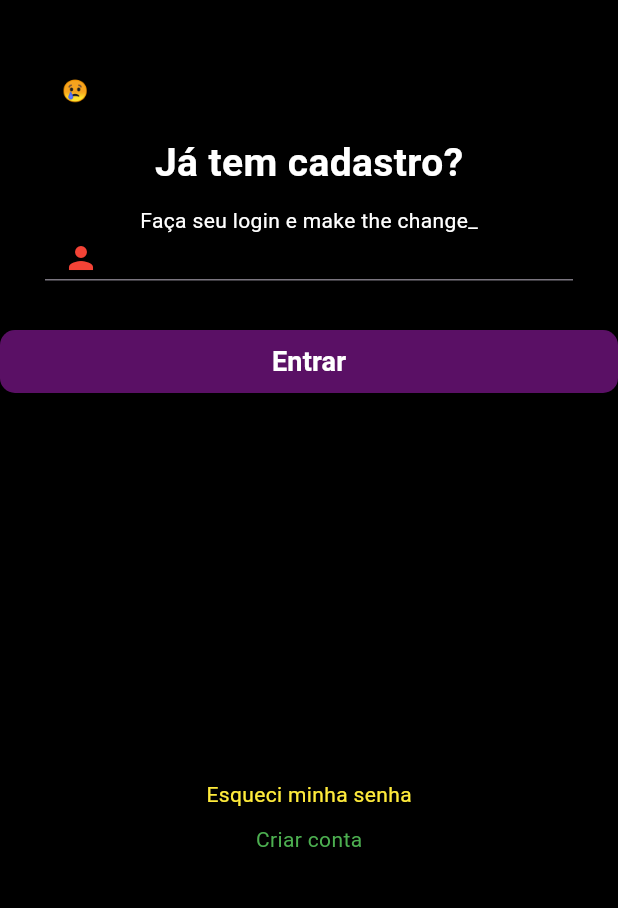
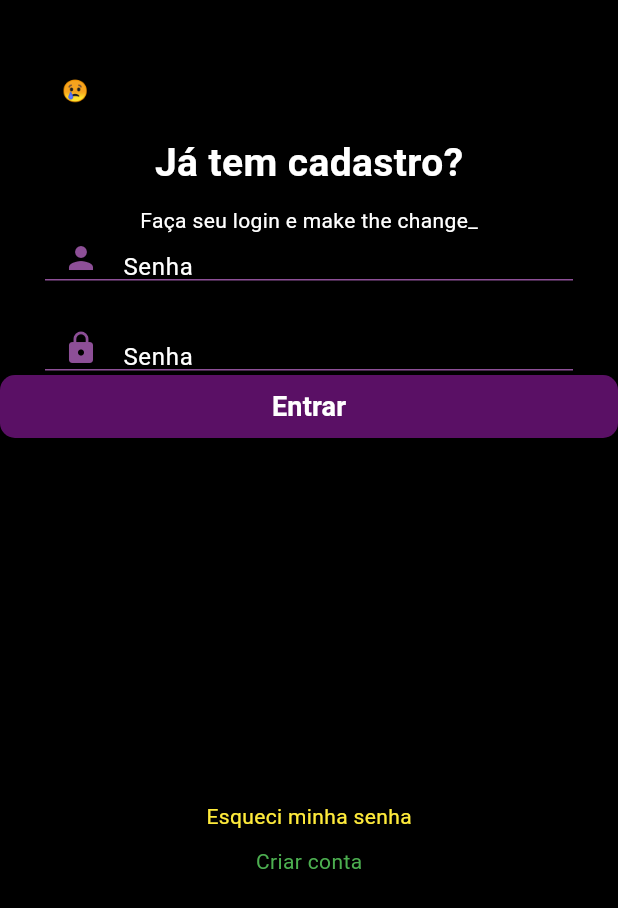
Before and after one commit to stringercj12/dio_app_flutter, a Flutter app: the screen it shows after launch, on a phone screen of 412 x 824 dp. Shown: the top 908 px of the screen. Run offline on Flutter 3.47's test engine with Material 2 defaults, Android fonts, the phone set to English and light mode, and no system bars; network calls fail.

Commit message:
Conhecendo o textField

```diff
--- a/lib/src/features/login/login_page.dart
+++ b/lib/src/features/login/login_page.dart
@@ -62,14 +62,57 @@ class _LoginPageState extends State<LoginPage> {
               margin: const EdgeInsets.symmetric(horizontal: 30),
               height: 30,
               alignment: Alignment.center,
-              child: TextField(
+              child: const TextField(
                 decoration: InputDecoration(
-                  prefixIcon: Icon(Icons.person, color: Colors.red),
+                  contentPadding: EdgeInsets.only(top: 0),
+                  enabledBorder: UnderlineInputBorder(
+                    borderSide: BorderSide(
+                      color: Color.fromARGB(255, 141, 79, 151),
+                    ),
+                  ),
+                  focusedBorder: UnderlineInputBorder(
+                    borderSide: BorderSide(
+                      color: Color.fromARGB(255, 141, 79, 151),
+                    ),
+                  ),
+                  hintText: 'Senha',
+                  hintStyle: TextStyle(color: Colors.white),
+                  prefixIcon: Icon(
+                    Icons.person,
+                    color: Color.fromARGB(255, 141, 79, 151),
+                  ),
                 ),
               ),
             ),
             const SizedBox(
               height: 30,
+            ),
+            Container(
+              width: double.infinity,
+              margin: const EdgeInsets.symmetric(horizontal: 30),
+              height: 30,
+              alignment: Alignment.center,
+              child: const TextField(
+                decoration: InputDecoration(
+                  contentPadding: EdgeInsets.only(top: 0),
+                  enabledBorder: UnderlineInputBorder(
+                    borderSide: BorderSide(
+                      color: Color.fromARGB(255, 141, 79, 151),
+                    ),
+                  ),
+                  focusedBorder: UnderlineInputBorder(
+                    borderSide: BorderSide(
+                      color: Color.fromARGB(255, 141, 79, 151),
+                    ),
+                  ),
+                  hintText: 'Senha',
+                  hintStyle: TextStyle(color: Colors.white),
+                  prefixIcon: Icon(
+                    Icons.lock,
+                    color: Color.fromARGB(255, 141, 79, 151),
+                  ),
+                ),
+              ),
             ),
             SizedBox(
               width: double.infinity,
```
Also changed, not shown: 1 other file.
